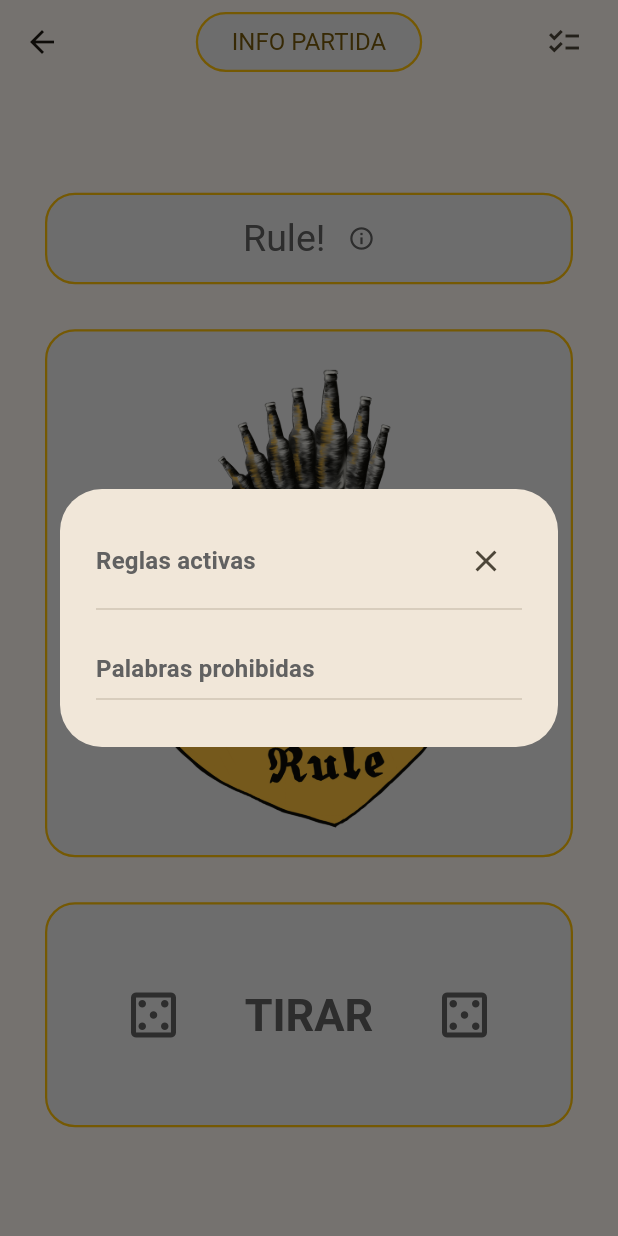
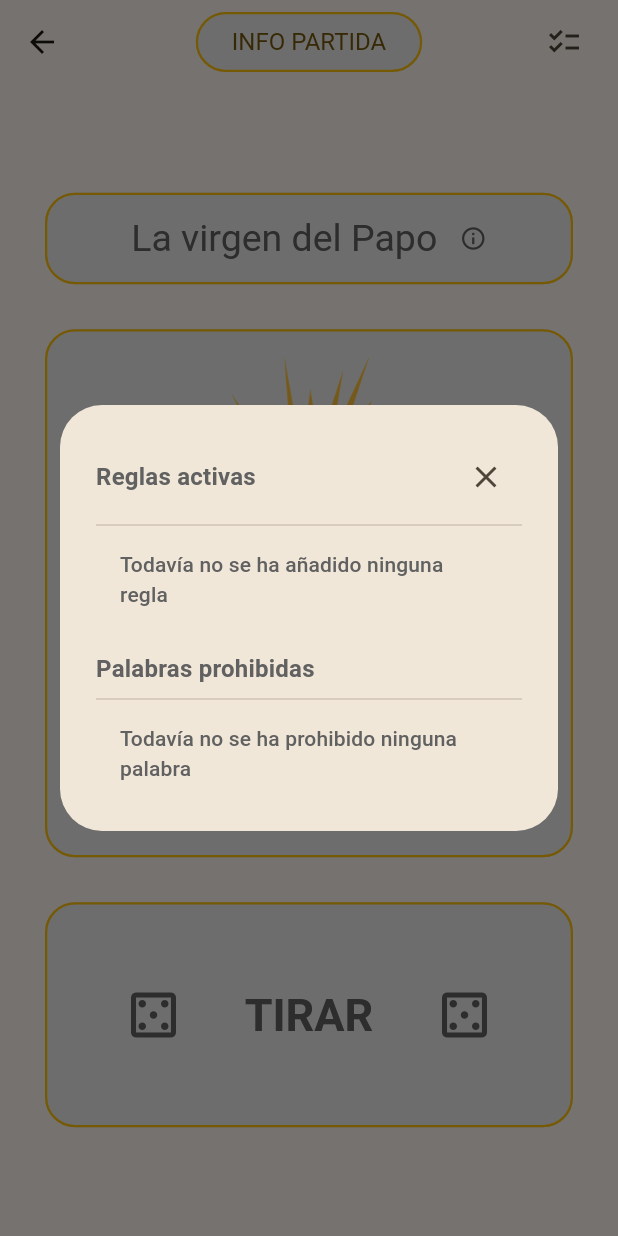
Before and after one commit to iMacnucintosh/TheRules, a Flutter app: the Game screen opened directly, after a tap on "INFO PARTIDA", on a phone screen of 412 x 824 dp. Run offline on Flutter 3.47's test engine with Material 3 defaults, Android fonts, the light colour scheme and no system bars; our stand-ins replace flutter_riverpod, google_fonts; missing offline and left inert: flex_color_picker.

Commit message:
Added words provider

```diff
--- a/lib/src/screens/game.dart
+++ b/lib/src/screens/game.dart
@@ -14,14 +14,15 @@
 
 class GameState extends ConsumerState<Game> {
   late Rule currentRule;
-  final GlobalKey<AnimatedListState> _listKey = GlobalKey<AnimatedListState>();
   late List<String> _gameRules;
+  late List<String> _gameWords;
 
   @override
   void initState() {
     super.initState();
     currentRule = ref.read(rulesProvider.notifier).getRandomRule();
     _gameRules = ref.read(gamesRulesProvider);
+    _gameWords = ref.read(gamesWordsProvider);
   }
 
   @override
@@ -36,7 +37,6 @@
           ),
           child: const Text("INFO PARTIDA"),
           onPressed: () {
-            _gameRules = ref.read(gamesRulesProvider);
             showDialog(
               context: context,
               builder: (BuildContext context) {
@@ -44,6 +44,8 @@
                   child: Padding(
                     padding: const EdgeInsets.all(24.0),
                     child: StatefulBuilder(builder: (context, setState) {
+                      _gameRules = ref.read(gamesRulesProvider);
+                      _gameWords = ref.read(gamesWordsProvider);
                       return SingleChildScrollView(
                         child: Column(
                           crossAxisAlignment: CrossAxisAlignment.start,
@@ -64,20 +66,74 @@
                               ],
                             ),
                             const Divider(),
-                            AnimatedList(
-                              key: _listKey,
-                              padding: EdgeInsets.zero,
-                              shrinkWrap: true,
-                              initialItemCount: _gameRules.length,
-                              itemBuilder: (context, index, animation) => _buildListItem(context, _gameRules[index], animation),
-                            ),
+                            _gameRules.isNotEmpty
+                                ? ListView.builder(
+                                    padding: EdgeInsets.zero,
+                                    shrinkWrap: true,
+                                    itemCount: _gameRules.length,
+                                    itemBuilder: (context, index) => Card(
+                                      child: ListTile(
+                                        title: Text(
+                                          _gameRules[index],
+                                          style: Theme.of(context).textTheme.titleSmall,
+                                        ),
+                                        trailing: IconButton(
+                                          tooltip: "Eliminar regla",
+                                          icon: const Icon(
+                                            Icons.delete,
+                                            color: Colors.red,
+                                          ),
+                                          onPressed: () {
+                                            ref.read(gamesRulesProvider.notifier).remove(_gameRules[index]);
+                                            setState(() {});
+                                          },
+                                        ),
+                                      ),
+                                    ),
+                                  )
+                                : ListTile(
+                                    title: Text(
+                                      "Todavía no se ha añadido ninguna regla",
+                                      style: Theme.of(context).textTheme.titleSmall,
+                                    ),
+                                  ),
                             const SizedBox(height: 20),
                             Text(
                               "Palabras prohibidas",
                               style: Theme.of(context).textTheme.titleMedium!.copyWith(fontWeight: FontWeight.bold),
                             ),
                             const Divider(),
-                            // Otra lista animada para "Palabras prohibidas" si es necesario
+                            _gameWords.isNotEmpty
+                                ? ListView.builder(
+                                    padding: EdgeInsets.zero,
+                                    shrinkWrap: true,
+                                    itemCount: _gameWords.length,
+                                    itemBuilder: (context, index) => Card(
+                                      child: ListTile(
+                                        title: Text(
+                                          _gameWords[index],
+                                          style: Theme.of(context).textTheme.titleSmall,
+                                        ),
+                                        trailing: IconButton(
+                                          tooltip: "Eliminar palabra",
+                                          icon: const Icon(
+                                            Icons.delete,
+                                            color: Colors.red,
+                                          ),
+                                          onPressed: () {
+                                            ref.read(gamesWordsProvider.notifier).remove(_gameWords[index]);
+                                            setState(() {});
+                                          },
+                                        ),
+                                      ),
+                                    ),
+                                  )
+                                : ListTile(
+                                    title: Text(
+                                      "Todavía no se ha prohibido ninguna palabra",
+                                      style: Theme.of(context).textTheme.titleSmall,
+                                    ),
+                                  ),
                           ],
                         ),
                       );
@@ -244,40 +300,4 @@
       currentRule = ref.read(rulesProvider.notifier).getRandomRule();
     });
   }
-
-  Widget _buildListItem(BuildContext context, String rule, Animation<double> animation) {
-    return SizeTransition(
-      sizeFactor: animation,
-      child: Card(
-        child: ListTile(
-          title: Text(
-            rule,
-            style: Theme.of(context).textTheme.titleSmall,
-          ),
-          trailing: IconButton(
-            tooltip: "Eliminar regla",
-            icon: const Icon(
-              Icons.delete,
-              color: Colors.red,
-            ),
-            onPressed: () {
-              _removeItem(rule);
-            },
-          ),
-        ),
-      ),
-    );
-  }
-
-  void _removeItem(String rule) {
-    final int index = _gameRules.indexOf(rule);
-    if (index >= 0) {
-      _gameRules.removeAt(index);
-      _listKey.currentState!.removeItem(
-        index,
-        (context, animation) => _buildListItem(context, rule, animation),
-      );
-      ref.read(gamesRulesProvider.notifier).removeGameRule(rule);
-    }
-  }
 }
```
Also changed, not shown: lib/src/providers/current_game_provider.dart (+24 -2 lines), lib/src/providers/rules_provider.dart (+55 -8 lines).
